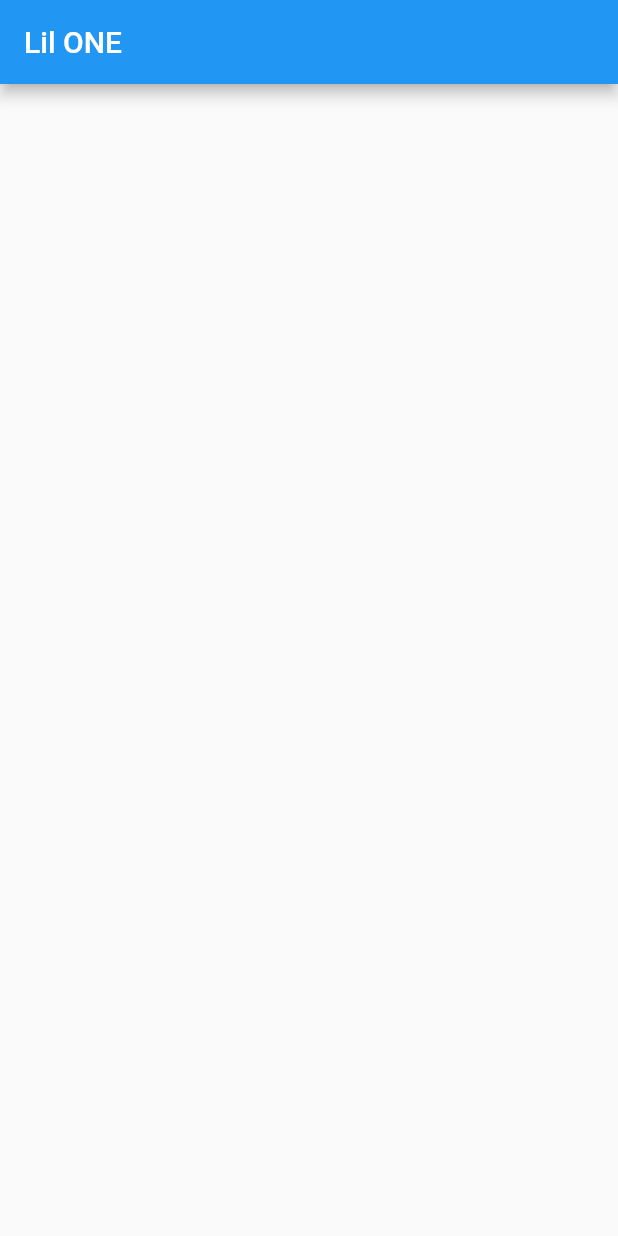
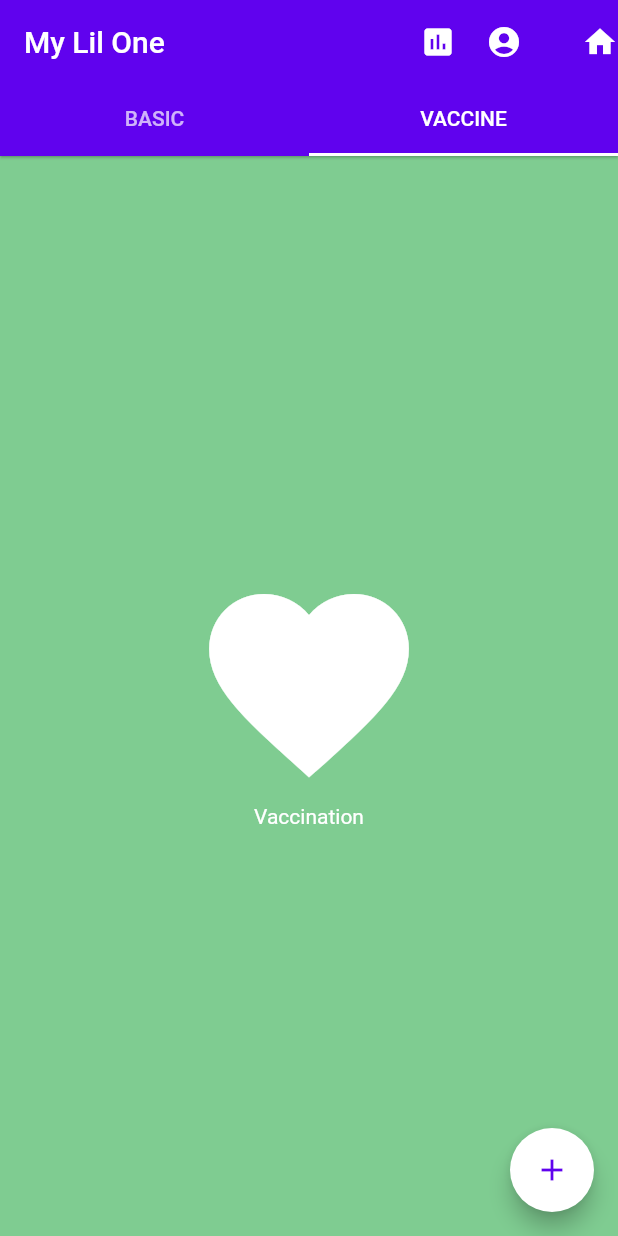
Before and after one commit to ajacin/mylilone, a Flutter app: the screen it shows after launch, on a phone screen of 412 x 824 dp. Run offline on Flutter 3.47's test engine with Material 2 defaults, Android fonts, the phone set to English and light mode, and no system bars; our stand-ins replace cloud_firestore; accounts and stored records are empty.

Commit message:
Tab introduced in basic application with 2 minimal tabs

```diff
--- /dev/null
+++ b/lib/home.dart
@@ -0,0 +1,82 @@
+import 'package:flutter/material.dart';
+import 'package:my_lil_one/tabs/BasicInfoScreen.dart';
+import 'package:my_lil_one/tabs/VaccinationScreen.dart';
+
+class Home extends StatefulWidget{
+  @override
+  _HomeState createState() => new _HomeState();
+}
+
+class _HomeState extends State<Home> with SingleTickerProviderStateMixin{
+
+TabController _tabController;
+bool floatingButton = true;
+
+@override
+
+void initState() {
+    super.initState();
+    _tabController = TabController(vsync:this,initialIndex: 1,length:2 );
+    _tabController.addListener((){
+    if(_tabController.index ==1){
+        floatingButton = true;
+      } else {
+        floatingButton =false;
+      }
+
+      setState(() {
+
+      });
+    }
+
+    );
+  }
+
+Widget build(BuildContext context){
+  return Scaffold(
+    appBar: AppBar(
+      title: Text("My Lil One"),
+        elevation: 0.7,
+        bottom: TabBar(
+          controller: _tabController,
+          indicatorColor: Colors.white,
+          tabs: <Widget>[
+            Tab(text: "BASIC"),Tab(text: "VACCINE"),
+          ],
+        ),
+        actions: <Widget>[
+          Icon(Icons.assessment),
+          Padding(
+            padding: const EdgeInsets.symmetric(horizontal: 10.0),
+          ),
+          Icon(Icons.account_circle),
+          Padding(
+            padding: const EdgeInsets.symmetric(horizontal: 10.0),
+          ),
+          Padding(
+            padding: const EdgeInsets.symmetric(horizontal: 10.0),
+          ),
+          Icon(Icons.home)
+
+        ],
+    ),
+    body: TabBarView(
+        controller: _tabController,
+        children: <Widget>[
+          BasicInfoScreen(),
+          VaccinationScreen(),
+        ],
+      ),
+      floatingActionButton: floatingButton
+          ? FloatingActionButton(
+              backgroundColor: Colors.white,
+              child: Icon(
+                Icons.add,
+                color: Theme.of(context).primaryColor,
+              ),
+              onPressed: () => print("open chats"),
+            )
+          : null,
+  );
+}
+}
--- a/lib/main.dart
+++ b/lib/main.dart
@@ -1,88 +1,22 @@
+import 'dart:async';
+import 'package:flutter/material.dart';
+import 'package:flutter/semantics.dart';
+import 'package:my_lil_one/home.dart';
 import 'package:cloud_firestore/cloud_firestore.dart';
-import 'package:flutter/material.dart';
 
-void main() => runApp(MyApp());
+void main()=> runApp(MyLilOne());
 
-
-class MyApp extends StatelessWidget {
- @override
- Widget build(BuildContext context) {
-   return MaterialApp(
-     title: 'My Lil One',
-     home: MyHomePage(),
-   );
- }
+class MyLilOne extends StatelessWidget{
+  @override
+  Widget build(BuildContext context){
+    return new MaterialApp(
+      title:"My Lil One",
+      theme: new ThemeData(
+        primaryColor: new Color(0xff6002EE),
+        accentColor: new Color(0xff7fcc91)
+      ),
+      debugShowCheckedModeBanner: false,
+      home: new Home()
+    );
+  }
 }
-
-class MyHomePage extends StatefulWidget {
- @override
- _MyHomePageState createState() {
-   return _MyHomePageState();
- }
-}
-
-class _MyHomePageState extends State<MyHomePage> {
- @override
- Widget build(BuildContext context) {
-   return Scaffold(
-     appBar: AppBar(title: Text('Lil ONE')),
-     body: _buildBody(context),
-   );
- }
-
- Widget _buildBody(BuildContext context) {
- return StreamBuilder<QuerySnapshot>(
-   stream: Firestore.instance.collection('child').snapshots(),
-   builder: (context, snapshot) {
-     if (!snapshot.hasData) return LinearProgressIndicator();
-
-     return _buildList(context, snapshot.data.documents);
-   },
- );
-}
-
- Widget _buildList(BuildContext context, List<DocumentSnapshot> snapshot) {
-   return ListView(
-     padding: const EdgeInsets.only(top: 20.0),
-     children: snapshot.map((data) => _buildListItem(context, data)).toList(),
-   );
- }
-
- Widget _buildListItem(BuildContext context, DocumentSnapshot data) {
- final record = Record.fromSnapshot(data);
-
-   return Padding(
-     key: ValueKey(record.name),
-     padding: const EdgeInsets.symmetric(horizontal: 16.0, vertical: 8.0),
-     child: Container(
-       decoration: BoxDecoration(
-         border: Border.all(color: Colors.grey),
-         borderRadius: BorderRadius.circular(5.0),
-       ),
-       child: ListTile(
-         title: Text(record.name),
-         trailing: Text(record.age.toString()),
-         onTap: () => record.reference.updateData({'age': record.age + 1}),
-       ),
-     ),
-   );
- }
-}
-
-class Record {
- final String name;
- final int age;
- final DocumentReference reference;
-
- Record.fromMap(Map<String, dynamic> map, {this.reference})
-     : assert(map['name'] != null),
-       assert(map['age'] != null),
-       name = map['name'],
-       age = map['age'];
-
- Record.fromSnapshot(DocumentSnapshot snapshot)
-     : this.fromMap(snapshot.data, reference: snapshot.reference);
-
- @override
- String toString() => "Record<$name:$age>";
-}
--- /dev/null
+++ b/lib/tabs/BasicInfoScreen.dart
@@ -0,0 +1,28 @@
+import 'package:flutter/material.dart';
+
+class BasicInfoScreen extends StatelessWidget {
+  @override
+  Widget build(BuildContext context) {
+    return Scaffold(
+      backgroundColor: Theme.of(context).accentColor,
+      body: Container(
+        child: Center(
+          child: Column(
+            mainAxisAlignment: MainAxisAlignment.center,
+            children: <Widget>[
+              Icon(
+                Icons.favorite,
+                size: 160.0,
+                color: Colors.white,
+              ),
+              Text(
+                "Basic Info Page",
+                style: TextStyle(color: Colors.white),
+              )
+            ],
+          ),
+        ),
+      ),
+    );
+  }
+}
--- /dev/null
+++ b/lib/tabs/VaccinationScreen.dart
@@ -0,0 +1,28 @@
+import 'package:flutter/material.dart';
+
+class VaccinationScreen extends StatelessWidget {
+  @override
+  Widget build(BuildContext context) {
+    return Scaffold(
+      backgroundColor: Theme.of(context).accentColor,
+      body: Container(
+        child: Center(
+          child: Column(
+            mainAxisAlignment: MainAxisAlignment.center,
+            children: <Widget>[
+              Icon(
+                Icons.favorite,
+                size: 160.0,
+                color: Colors.white,
+              ),
+              Text(
+                "Vaccination",
+                style: TextStyle(color: Colors.white),
+              )
+            ],
+          ),
+        ),
+      ),
+    );
+  }
+}
```
